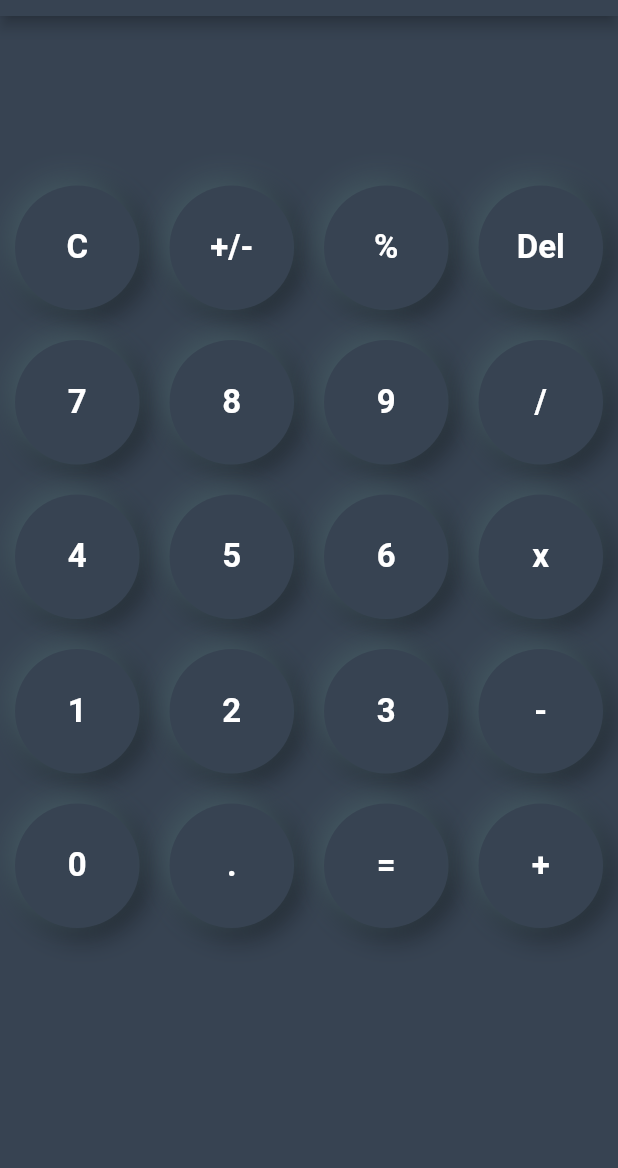
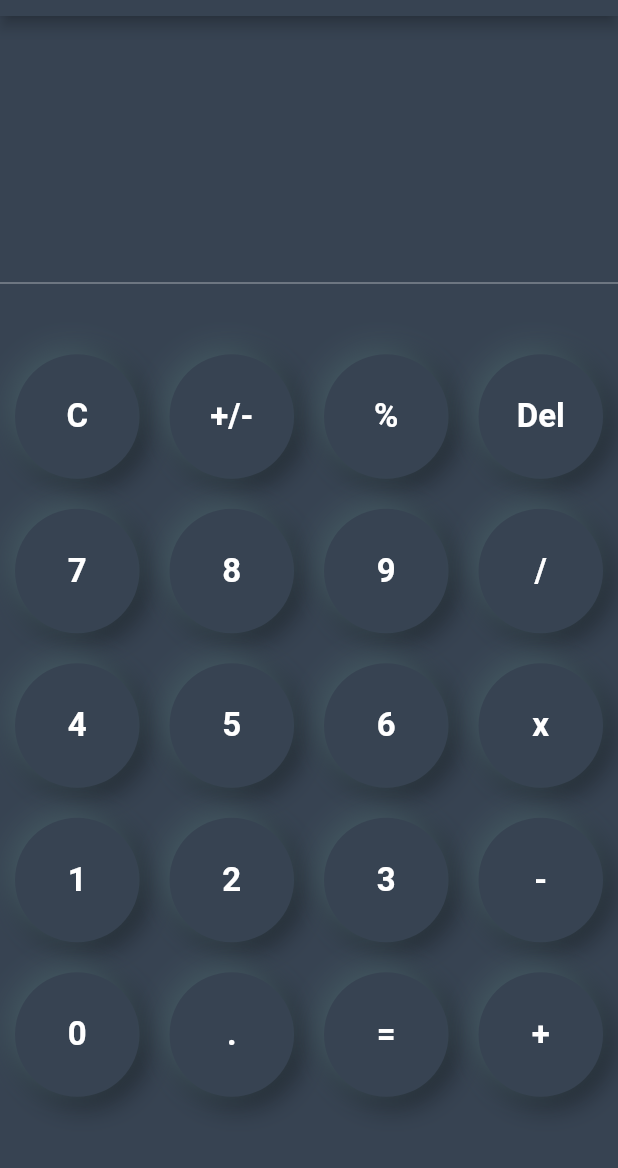
Before and after one commit to KaushikiKumari/calculator, a Flutter app: the screen it shows after launch, on a phone screen of 412 x 824 dp, the part 68-1236 px from its top. Run offline on Flutter 3.47's test engine with Material 2 defaults, Android fonts, the phone set to English and light mode, and no system bars; our stand-ins replace math_expressions.

Commit message:
make some ui modifications!

```diff
--- a/lib/pages/calculator_home_page.dart
+++ b/lib/pages/calculator_home_page.dart
@@ -53,8 +53,11 @@ class _CalculatorHomePageState extends State<CalculatorHomePage> {
         ),
       ), //AppBar
       backgroundColor: const Color(0xFF374352),
-      body: SingleChildScrollView(
+      body: SizedBox(
+        height: MediaQuery.of(context).size.height,
         child: Column(
+          mainAxisAlignment: MainAxisAlignment.spaceEvenly,
+          crossAxisAlignment: CrossAxisAlignment.end,
           children: <Widget>[
             SizedBox(
               height: MediaQuery.of(context).size.height / 8,
@@ -67,7 +70,8 @@ class _CalculatorHomePageState extends State<CalculatorHomePage> {
                       alignment: Alignment.centerRight,
                       child: Text(
                         userInput,
-                        style: const TextStyle(fontSize: 18, color: Colors.white),
+                        style:
+                            const TextStyle(fontSize: 18, color: Colors.white),
                       ),
                     ),
                     Container(
@@ -83,12 +87,22 @@ class _CalculatorHomePageState extends State<CalculatorHomePage> {
                     )
                   ]),
             ), // get input and print output
+           const Divider(
+              height: 0.3,
+              color: Colors.white54,
+            ),
+            Align(
+              alignment: Alignment.bottomCenter,
+              child: Column(
+                mainAxisAlignment: MainAxisAlignment.end,
+                children: [
                   GridView.builder(
                       itemCount: buttons.length,
 // depends in the list assign above
                       shrinkWrap: true,
                       physics: const NeverScrollableScrollPhysics(),
-                gridDelegate: const SliverGridDelegateWithFixedCrossAxisCount(
+                      gridDelegate:
+                          const SliverGridDelegateWithFixedCrossAxisCount(
                               crossAxisCount: 4),
                       itemBuilder: (BuildContext context, int index) {
                         // Clear Button
@@ -168,6 +182,9 @@ class _CalculatorHomePageState extends State<CalculatorHomePage> {
                       }), // calculator buttons
                 ],
               ),
+            )
+          ],
+        ),
       ),
     );
   }
```
Lines whose indentation alone changed are shown as unchanged.
